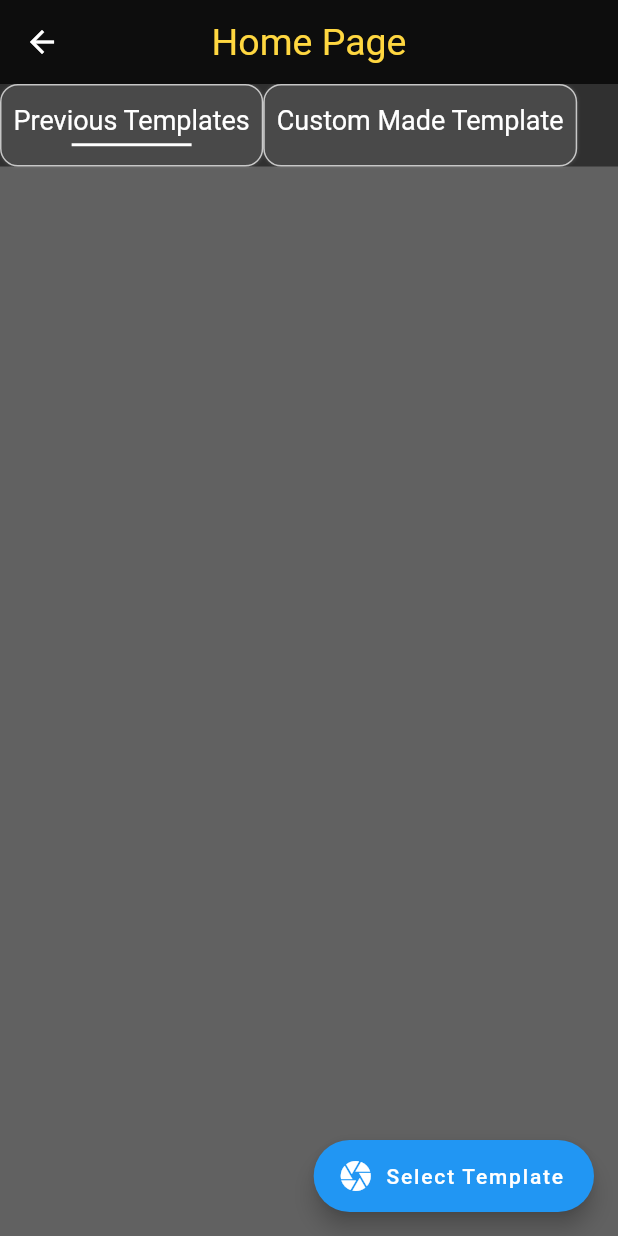
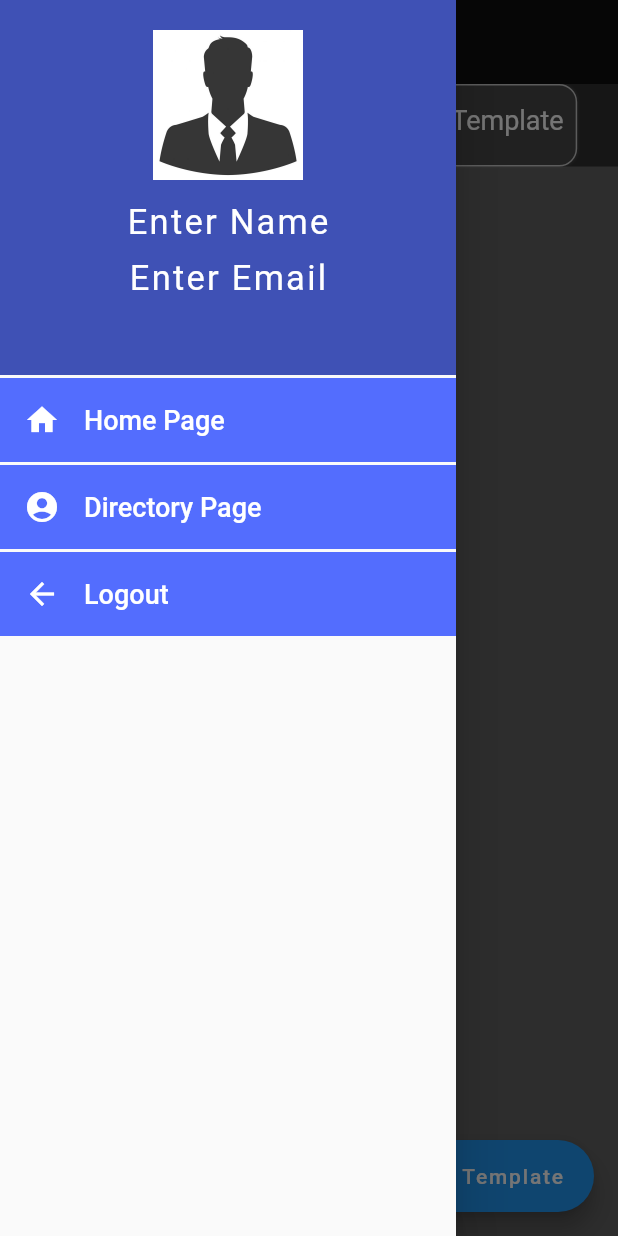
Before and after one commit to dhananjayiitb/AdAI-Team-A, a Flutter app: the HomePage screen opened directly, with the side drawer open (before the commit the screen has no drawer), on a phone screen of 412 x 824 dp. Run offline on Flutter 3.47's test engine with Material 2 defaults, Android fonts, the phone set to English and light mode, and no system bars; our stand-ins replace bloc, equatable, flutter_bloc, image_picker, otp_text_field, rflutter_alert and 1 more; accounts and stored records are empty.

Commit message:
Layout of Drawer

```diff
--- /dev/null
+++ b/adai_app/lib/home/editable_text.dart
@@ -0,0 +1,76 @@
+import 'package:flutter/material.dart';
+
+// ignore: camel_case_types
+class EditableText_Own extends StatefulWidget {
+  final String initialText;
+  const EditableText_Own(this.initialText, {Key key}) : super(key: key);
+
+  @override
+  _EditableText_OwnState createState() => _EditableText_OwnState();
+}
+
+// ignore: camel_case_types
+class _EditableText_OwnState extends State<EditableText_Own> {
+
+  bool _isEditingText = false;
+  TextEditingController _editingController;
+  // ignore: non_constant_identifier_names
+  String InitialText;
+  @override
+  void initState() {
+    super.initState();
+    _editingController = TextEditingController(text: InitialText?.isEmpty ?? true ? widget.initialText : InitialText);
+  }
+
+  @override
+  void dispose() {
+    super.dispose();
+    _editingController.dispose();
+  }
+  @override
+  Widget build(BuildContext context) {
+    if (_isEditingText)
+      return Container(
+        width: 150,
+        child: Center(
+          child: TextField(
+            decoration: InputDecoration(
+              fillColor: Colors.white,
+            ),
+            cursorColor: Colors.white,
+            textCapitalization: TextCapitalization.words,
+            textAlign: TextAlign.center,
+            style: TextStyle(
+              color: Colors.white,
+              fontSize: 15.0,
+            ),
+            onSubmitted: (newValue){
+              setState(() {
+                InitialText = newValue;
+                _isEditingText =false;
+              });
+            },
+            autofocus: true,
+            controller: _editingController,
+          ),
+        ),
+      );
+    return InkWell(
+      onTap: (){
+        setState(() {
+          _isEditingText=true;
+          InitialText='H';
+        });
+      },
+      child: Text(
+        InitialText?.isEmpty ?? true ? widget.initialText : InitialText,
+        style: TextStyle(
+          color: Colors.white,
+          fontSize: 23.0,
+          fontWeight: FontWeight.w400,
+          letterSpacing: 1.5,
+        ),
+      ),
+    );
+  }
+}
--- a/adai_app/lib/home/home_page.dart
+++ b/adai_app/lib/home/home_page.dart
@@ -1,5 +1,6 @@
 
 import 'package:adai/home/categories.dart';
+import 'package:adai/main_drawer/main_drawer.dart';
 import 'package:flutter/cupertino.dart';
 import 'package:flutter/material.dart';
 import 'package:flutter_bloc/flutter_bloc.dart';
@@ -148,6 +149,7 @@ class HomePage extends StatefulWidget {
 class _HomePageState extends State<HomePage> {
   File _image;
   final imagePicker =ImagePicker();
+  MainDrawer mainDrawer=new MainDrawer();
 
   Future getCameraImage() async{
     final image= await imagePicker.getImage(
@@ -169,6 +171,9 @@ class _HomePageState extends State<HomePage> {
   @override
   Widget build(BuildContext context) {
     return Scaffold(
+      drawer: SafeArea(
+          child: mainDrawer
+      ),
       floatingActionButton: FloatingActionButton.extended(
         label: Text('Select Template'),
         icon: Icon(Icons.camera ),
--- /dev/null
+++ b/adai_app/lib/main_drawer/main_drawer.dart
@@ -0,0 +1,124 @@
+import 'package:adai/bloc/authentication_bloc.dart';
+import 'package:adai/home/editable_text.dart';
+import 'package:flutter/cupertino.dart';
+import 'package:flutter/material.dart';
+import 'package:flutter_bloc/flutter_bloc.dart';
+import 'dart:io';
+import 'package:image_picker/image_picker.dart';
+
+class MainDrawer extends StatefulWidget {
+  const MainDrawer({Key key}) : super(key: key);
+
+  @override
+  _MainDrawerState createState() => _MainDrawerState();
+}
+
+class _MainDrawerState extends State<MainDrawer> {
+  List<File> _images=[];
+  final imagePicker =ImagePicker();
+  EditableText_Own nameText=new EditableText_Own("Enter Name");
+  EditableText_Own emailText=new EditableText_Own("Enter Email");
+
+
+  Future getGalleryImage() async{
+    final image= await imagePicker.getImage(
+        source: ImageSource.gallery
+    );
+    setState(() {
+      _images.add(File(image.path));
+    });
+  }
+
+  @override
+  Widget build(BuildContext context) {
+    return Drawer(
+      child: Column(
+        children: [
+          Container(
+            width: double.infinity,
+            height: 250,
+            color: Colors.indigo,
+            child: Center(
+              child: Column(
+                children: [
+                  SizedBox(
+                    height: 20,
+                  ),
+                  GestureDetector(
+                    onTap: (){
+                      getGalleryImage();
+                    },
+                    child: Container(
+                      child: _images?.isEmpty ?? true ? Image.asset('assets/images/profile_pic.jpg',fit: BoxFit.fill,):Image.file(_images.last)  ,
+                      width: 100,
+                      height: 100,
+                    ),
+                  ),
+                  SizedBox(
+                    height: 15.0,
+                  ),
+                  nameText,
+                  SizedBox(
+                    height: 10.0,
+                  ),
+                  emailText,
+                ],
+              ),
+            ),
+          ),
+          SizedBox(
+            height: 2.0,
+          ),
+          ListTile(
+            onTap: (){},
+            minLeadingWidth: 5.0,
+            leading: Icon(Icons.home,color: Colors.white),
+            tileColor: Colors.indigoAccent,
+            title: Text(
+              'Home Page',
+              style: TextStyle(
+                color: Colors.white,
+                fontSize: 18.0,
+              ),
+            ),
+          ),
+          SizedBox(
+            height: 2.0,
+          ),
+          ListTile(
+            onTap: (){},
+            minLeadingWidth: 5.0,
+            leading: Icon(Icons.account_circle,color: Colors.white),
+            tileColor: Colors.indigoAccent,
+            title: Text(
+              'Directory Page',
+              style: TextStyle(
+                color: Colors.white,
+                fontSize: 18.0,
+              ),
+            ),
+          ),
+          SizedBox(
+            height: 2.0,
+          ),
+          ListTile(
+            onTap: (){
+              BlocProvider.of<AuthenticationBloc>(context)
+                  .add(LoggedOut());
+            },
+            minLeadingWidth: 5.0,
+            leading: Icon(Icons.arrow_back,color: Colors.white),
+            tileColor: Colors.indigoAccent,
+            title: Text(
+              'Logout',
+              style: TextStyle(
+                color: Colors.white,
+                fontSize: 18.0,
+              ),
+            ),
+          ),
+        ],
+      ),
+    );
+  }
+}
--- a/adai_app/pubspec.yaml
+++ b/adai_app/pubspec.yaml
@@ -54,9 +54,8 @@ flutter:
   uses-material-design: true
 
   # To add assets to your application, add an assets section, like this:
-  # assets:
-  #  - images/a_dot_burr.jpeg
-  #  - images/a_dot_ham.jpeg
+  assets:
+    - assets/images/
 
   # An image asset can refer to one or more resolution-specific "variants", see
   # https://flutter.dev/assets-and-images/#resolution-aware.
```
Also changed, not shown: adai_app/assets/images/profile_pic.jpg (added).
